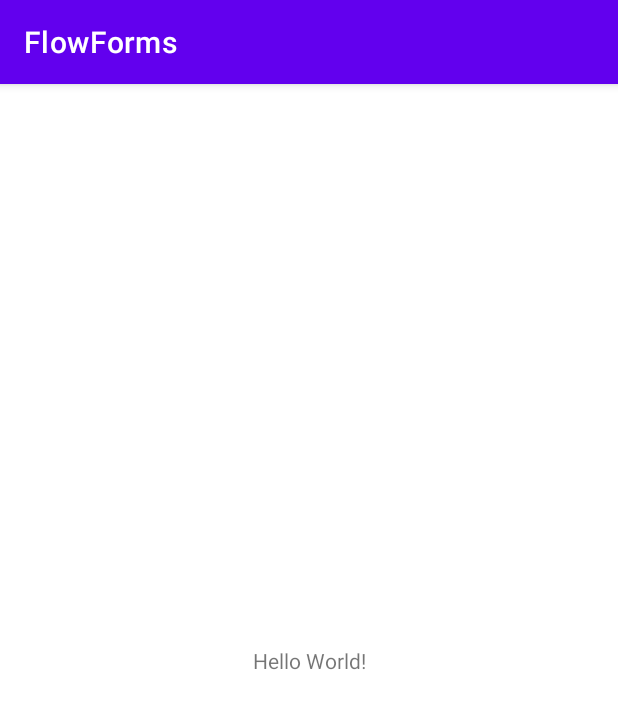
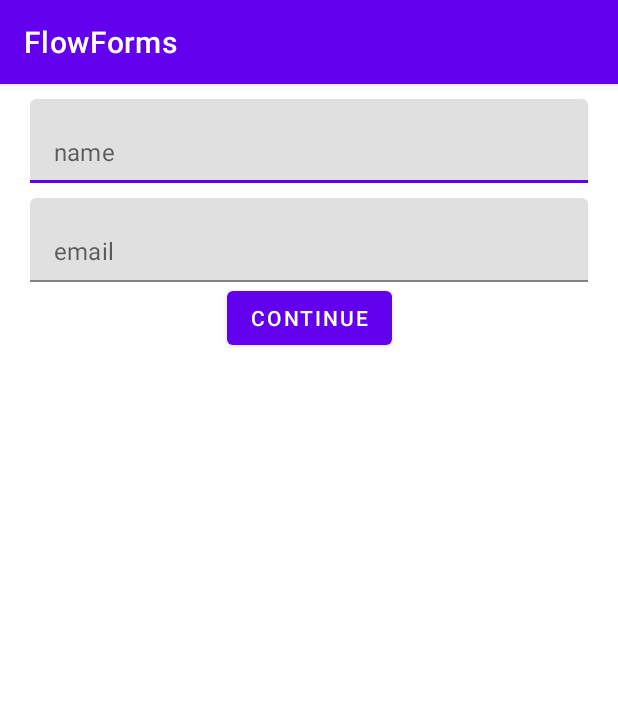
Before and after one commit to rootstrap/FlowForms, an Android app: the screen it shows after launch (MainActivity), on a phone screen of 412 x 824 dp. Shown: the top 709 px of the screen. Run offline under Robolectric (Android 15) with nearby library versions, the phone set to English and light mode, and no system bars; our stand-ins replace data binding; 1 statement that could not run was skipped.

Commit message:
Initial changes for example app

```diff
--- a/ExampleApp Android/src/main/java/com/rootstrap/flowforms/example/MainActivity.kt
+++ b/ExampleApp Android/src/main/java/com/rootstrap/flowforms/example/MainActivity.kt
@@ -2,10 +2,50 @@ package com.rootstrap.flowforms.example
 
 import androidx.appcompat.app.AppCompatActivity
 import android.os.Bundle
+import androidx.lifecycle.Lifecycle
+import androidx.lifecycle.lifecycleScope
+import androidx.lifecycle.repeatOnLifecycle
+import com.rootstrap.flowforms.core.common.StatusCodes.CORRECT
+import com.rootstrap.flowforms.core.common.StatusCodes.INCORRECT
+import kotlinx.coroutines.launch
 
 class MainActivity : AppCompatActivity() {
+
+    val viewModelH: SignUpViewModel? = null
     override fun onCreate(savedInstanceState: Bundle?) {
         super.onCreate(savedInstanceState)
         setContentView(R.layout.activity_main)
+        lifecycleScope.launch {
+            repeatOnLifecycle(Lifecycle.State.STARTED) {
+                launch {
+                    viewModelH?.form?.fields?.value?.get("name")?.status?.collect { status ->
+                        when (status.code) {
+                            CORRECT -> {
+                                //ocultar error
+                            }
+                            else -> {
+                                // mostrar error
+                            }
+                        }
+                    }
+                }
+                // otro launch por cada field
+                launch {
+                    viewModelH?.form?.status?.collect { status ->
+                        when (status.code) {
+                            CORRECT -> {
+                                // habilito boton
+                            }
+                            INCORRECT -> {
+                                // deshabilito boton
+                            }
+                        }
+                    }
+                }
+            }
+        }
+
+        //por cada edit text, on text changed,
+        viewModelH?.form?.fields?.value?.get("name")?.triggerValidations()
     }
 }
--- a/ExampleApp Android/src/main/res/layout/activity_main.xml
+++ b/ExampleApp Android/src/main/res/layout/activity_main.xml
@@ -1,18 +1,75 @@
 <?xml version="1.0" encoding="utf-8"?>
-<androidx.constraintlayout.widget.ConstraintLayout xmlns:android="http://schemas.android.com/apk/res/android"
+
+<layout xmlns:android="http://schemas.android.com/apk/res/android"
     xmlns:app="http://schemas.android.com/apk/res-auto"
-    xmlns:tools="http://schemas.android.com/tools"
+    xmlns:tools="http://schemas.android.com/tools">
+
+    <data>
+
+        <variable
+            name="formModel"
+            type="com.rootstrap.flowforms.example.SignUpFormModel" />
+    </data>
+
+    <androidx.constraintlayout.widget.ConstraintLayout
         android:layout_width="match_parent"
         android:layout_height="match_parent"
         tools:context=".MainActivity">
 
-    <TextView
+        <com.google.android.material.textfield.TextInputLayout
+            android:id="@+id/name_input_layout"
+            android:layout_width="0dp"
+            android:layout_height="wrap_content"
+            android:layout_marginStart="20dp"
+            android:layout_marginTop="10dp"
+            android:layout_marginEnd="20dp"
+            app:hintEnabled="false"
+            app:layout_constraintEnd_toEndOf="parent"
+            app:layout_constraintStart_toStartOf="parent"
+            app:layout_constraintTop_toTopOf="parent">
+
+            <com.google.android.material.textfield.TextInputEditText
+                android:id="@+id/name_input_edit_text"
+                android:layout_width="match_parent"
+                android:layout_height="wrap_content"
+                android:hint="name"
+                android:inputType="textPersonName"
+                android:text="@={formModel.name}"
+                tools:ignore="TouchTargetSizeCheck" />
+
+        </com.google.android.material.textfield.TextInputLayout>
+
+        <com.google.android.material.textfield.TextInputLayout
+            android:id="@+id/email_input_layout"
+            android:layout_width="0dp"
+            android:layout_height="wrap_content"
+            android:layout_marginStart="20dp"
+            android:layout_marginTop="10dp"
+            android:layout_marginEnd="20dp"
+            app:hintEnabled="false"
+            app:layout_constraintEnd_toEndOf="parent"
+            app:layout_constraintStart_toStartOf="parent"
+            app:layout_constraintTop_toBottomOf="@id/name_input_layout">
+
+            <com.google.android.material.textfield.TextInputEditText
+                android:id="@+id/email_input_edit_text"
+                android:layout_width="match_parent"
+                android:layout_height="wrap_content"
+                android:hint="email"
+                android:inputType="textEmailAddress"
+                android:text="@={formModel.email}"
+                tools:ignore="TouchTargetSizeCheck" />
+
+        </com.google.android.material.textfield.TextInputLayout>
+
+        <Button
+            android:id="@+id/continue_button"
             android:layout_width="wrap_content"
             android:layout_height="wrap_content"
-        android:text="Hello World!"
-        app:layout_constraintBottom_toBottomOf="parent"
-        app:layout_constraintLeft_toLeftOf="parent"
-        app:layout_constraintRight_toRightOf="parent"
-        app:layout_constraintTop_toTopOf="parent" />
+            android:text="Continue"
+            app:layout_constraintEnd_toEndOf="parent"
+            app:layout_constraintStart_toStartOf="parent"
+            app:layout_constraintTop_toBottomOf="@id/email_input_layout" />
 
     </androidx.constraintlayout.widget.ConstraintLayout>
+</layout>
--- a/build.gradle.kts
+++ b/build.gradle.kts
@@ -17,6 +17,7 @@ allprojects {
     repositories {
         google()
         mavenCentral()
+        maven { url = uri("https://jitpack.io") }
     }
 }
 
--- a/buildSrc/src/main/java/Versions.kt
+++ b/buildSrc/src/main/java/Versions.kt
@@ -12,6 +12,10 @@ object Versions {
     const val MATERIAL = "1.5.0"
     const val CONSTRAINT_LAYOUT = "2.1.3"
     const val COROUTINES_CORE = "1.6.0"
+    const val FLOW_FORMS = "v0.0.1"
+    const val lifecycle = "2.4.0"
+    const val lifecycleCommon = "1.1.1"
+    const val lifecycleExtension = "2.2.0"
 
     //test
     const val COROUTINES_TEST = "1.6.1"
```
Also changed, not shown: ExampleApp Android/build.gradle.kts (+9 -0 lines), ExampleApp Android/src/main/java/com/rootstrap/flowforms/example/SignUpFormModel.kt (added, +9 -0 lines), ExampleApp Android/src/main/java/com/rootstrap/flowforms/example/SignUpViewModel.kt (added, +15 -0 lines), buildSrc/src/main/java/Dependencies.kt (+14 -0 lines). Lines whose indentation alone changed are shown as unchanged.
